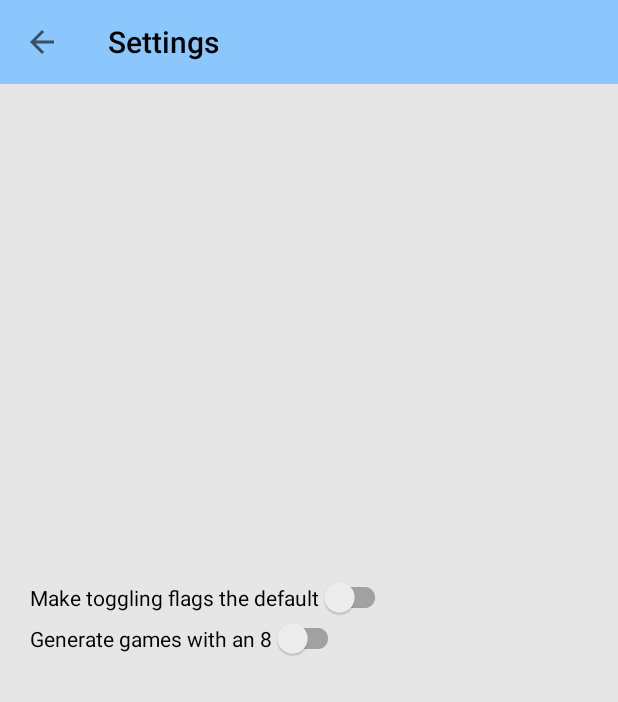
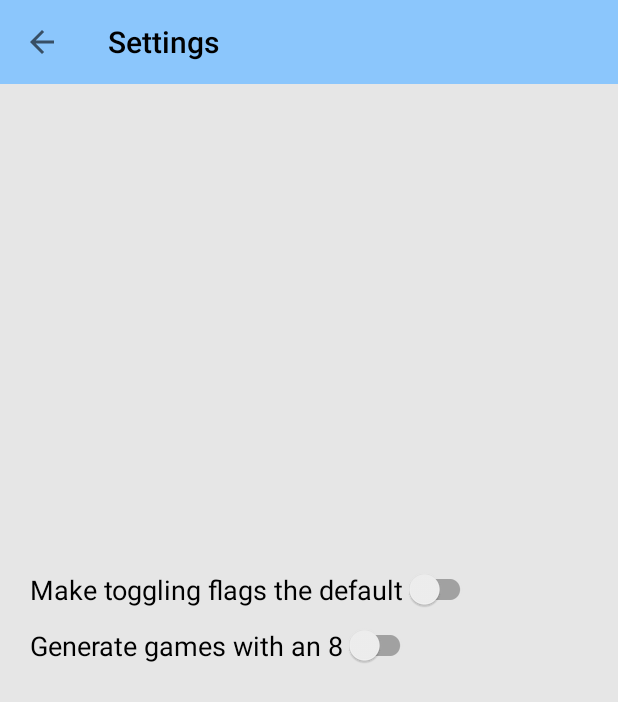
Before and after one commit to lrvideckis/Minesweeper_Android, an Android app: the SettingsActivity screen opened directly, with no data from a screen before it, on a phone screen of 412 x 824 dp. Shown: the top 702 px of the screen. Run offline under Robolectric (Android 15) with nearby library versions, the phone set to English and light mode, and no system bars.

Commit message:
bigger text for settings page

```diff
--- a/app/src/main/res/layout/settings.xml
+++ b/app/src/main/res/layout/settings.xml
@@ -35,13 +35,16 @@
         <androidx.appcompat.widget.SwitchCompat
             android:id="@+id/defaultSetFlags"
             android:layout_width="wrap_content"
-            android:layout_height="match_parent"
+            android:layout_height="wrap_content"
+            android:textSize="18sp"
+            android:layout_marginBottom="10dp"
             android:text="@string/make_toggling_flags_the_default" />
 
         <androidx.appcompat.widget.SwitchCompat
             android:id="@+id/isGuaranteed8"
             android:layout_width="wrap_content"
-            android:layout_height="match_parent"
+            android:layout_height="wrap_content"
+            android:textSize="18sp"
             android:text="@string/generate_games_with_an_8" />
     </LinearLayout>
 </RelativeLayout>
```
